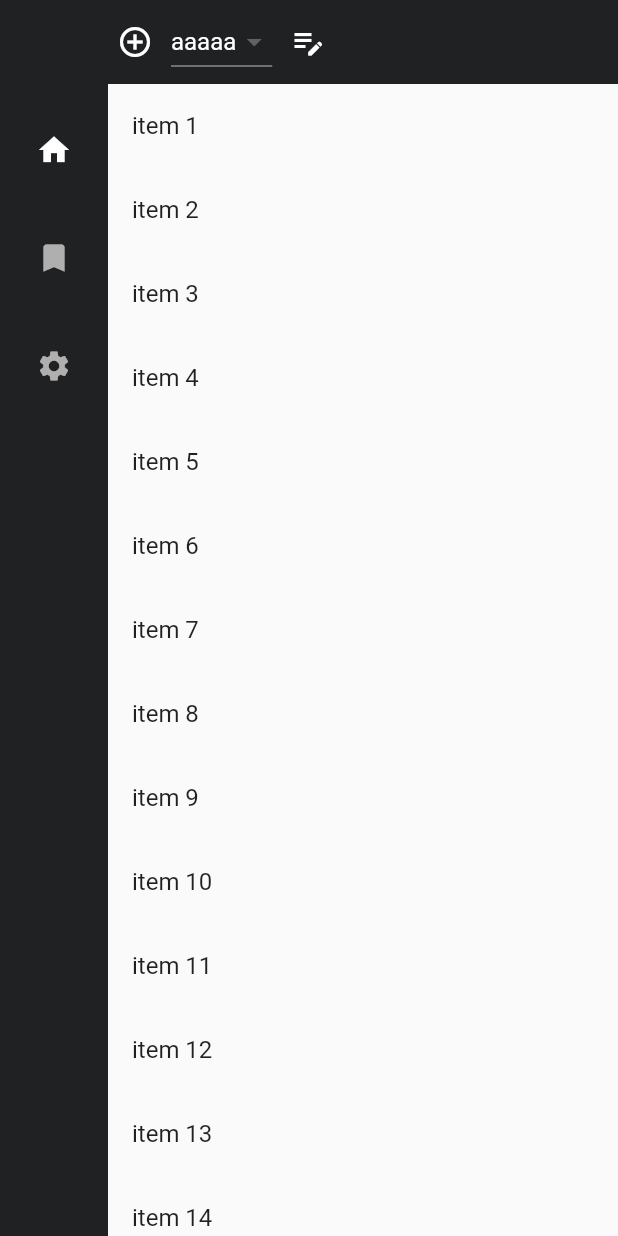
After one commit to webcyou-org/GPT-prompt-manager, a Flutter app: the screen it shows after launch, after a tap on "Home", on a phone screen of 412 x 824 dp. The commit adds this screen. Run offline on Flutter 3.47's test engine with Material 2 defaults, Android fonts, the phone set to English and light mode, and no system bars.

Commit message:
refactor: 💡 create message_list component

```diff
--- /dev/null
+++ b/lib/component/message_list.dart
@@ -0,0 +1,24 @@
+import 'package:flutter/material.dart';
+
+class MessageList extends StatefulWidget {
+  final ValueChanged<String>? onChanged;
+
+  const MessageList({Key? key, this.onChanged}) : super(key: key);
+
+  @override
+  MessageListState createState() => MessageListState();
+}
+
+class MessageListState extends State<MessageList> {
+  @override
+  Widget build(BuildContext context) {
+    return ListView.builder(
+      shrinkWrap: true,
+      primary: false,
+      itemCount: 30,
+      itemBuilder: (context, index) => ListTile(
+        title: Text("item ${index + 1}"),
+      ),
+    );
+  }
+}
--- a/lib/component/side_menu.dart
+++ b/lib/component/side_menu.dart
@@ -34,6 +34,7 @@ class SideMenuState extends State<SideMenu> {
       // indicatorColor: const Color(0xffffffff),
       selectedIndex: _selectedIndex,
       onDestinationSelected: (index) {
+        print(index);
         setState(() {
           _selectedIndex = index;
         });
--- a/lib/home_page.dart
+++ b/lib/home_page.dart
@@ -1,6 +1,7 @@
 import 'package:flutter/material.dart';
 import 'component/header.dart';
 import 'component/side_menu.dart';
+import 'component/message_list.dart';
 
 class HomePage extends StatefulWidget {
   const HomePage({Key? key}) : super(key: key);
@@ -16,9 +17,7 @@ class HomePageState extends State<HomePage> {
   Widget build(BuildContext context) {
     return Scaffold(
       appBar: Header(),
-        body: Stack(
-          children: [
-            Row(
+      body: Row(
         children: [
           const SideMenu(),
           Expanded(
@@ -26,25 +25,17 @@ class HomePageState extends State<HomePage> {
                   child: SingleChildScrollView(
                       child: Column(
             children: [
+              const MessageList(),
               // Container(
               //   margin: EdgeInsets.all(8.0),
               //   child: TextField(
               //     decoration: InputDecoration(hintText: "Input"),
               //   ),
               // ),
-                    ListView.builder(
-                      shrinkWrap: true,
-                      primary: false,
-                      itemCount: 30,
-                      itemBuilder: (context, index) => ListTile(
-                        title: Text("item ${index + 1}"),
-                      ),
-                    ),
             ],
           )))),
         ],
       ),
-          ],
-        ));
+    );
   }
 }
```
Lines whose indentation alone changed are shown as unchanged.
